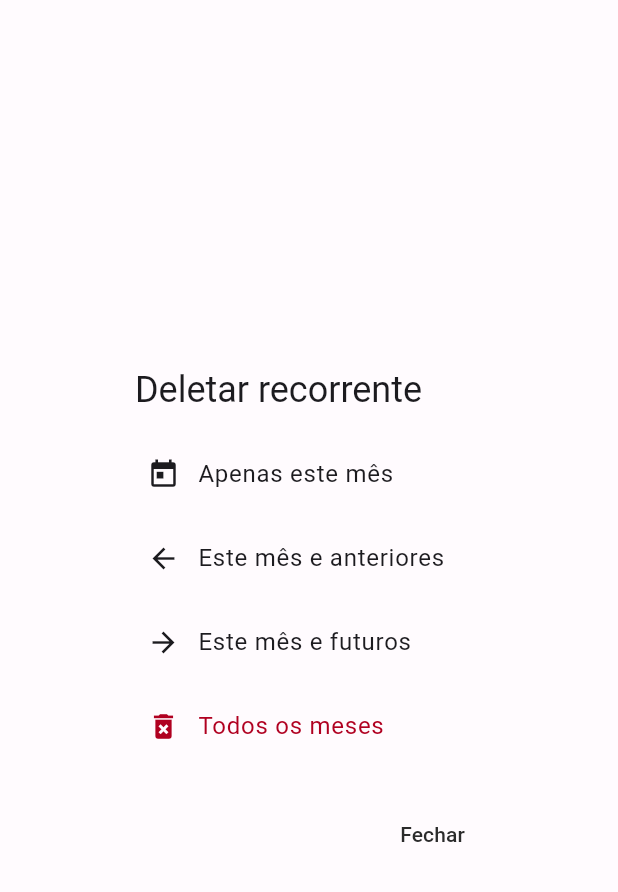
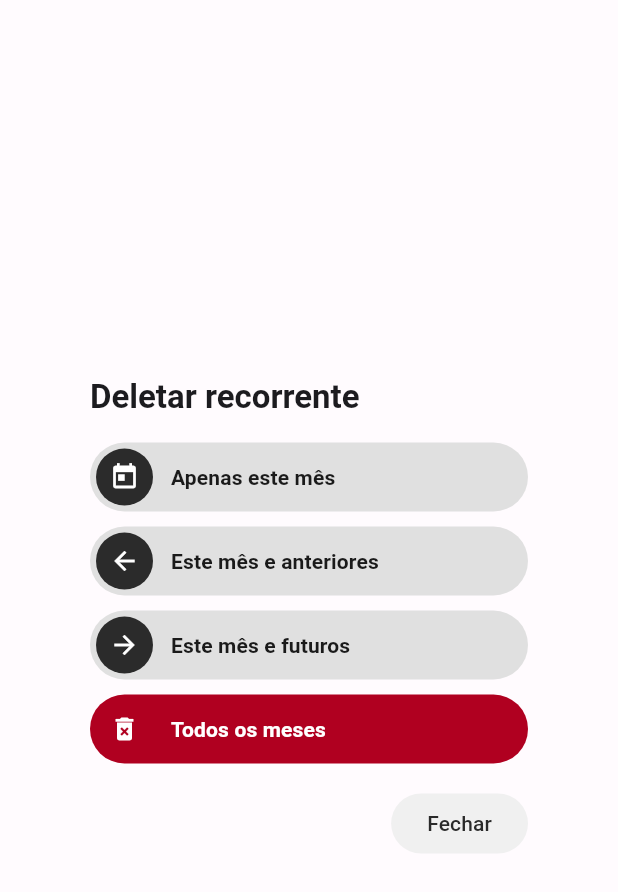
Before and after one commit to pipe-felipe/rich-ludo, a Flutter app: the RecurringDeleteDialog widget shown alone on an empty page, opened directly, on a phone screen of 412 x 824 dp. Shown: the top 892 px of the screen. Run offline on Flutter 3.47's test engine with Material 3 defaults, Android fonts, the phone set to English and light mode, and no system bars; our stand-ins replace file_picker, sqflite; accounts and stored records are empty.

Commit message:
Recurring delete dialog redesigned with pill-shaped buttons for better UX (#5)
### Fixed
- Savings calculation now correctly handles recurring transaction exclusions on a per-month basis

### Changed
- Recurring delete dialog redesigned with pill-shaped buttons for better UX
- README improved with screenshots, badges, and updated dependency list

```diff
--- a/lib/presentation/ui/widgets/recurring_delete_dialog.dart
+++ b/lib/presentation/ui/widgets/recurring_delete_dialog.dart
@@ -16,61 +16,76 @@ class RecurringDeleteDialog extends StatelessWidget {
   Widget build(BuildContext context) {
     final l10n = AppLocalizations.of(context)!;
 
-    return AlertDialog(
-      title: Text(l10n.recurringDeleteTitle),
-      content: Column(
+    return Dialog(
+      insetPadding: const EdgeInsets.symmetric(horizontal: 40),
+      shape: RoundedRectangleBorder(borderRadius: BorderRadius.circular(20)),
+      child: Padding(
+        padding: const EdgeInsets.all(20),
+        child: Column(
           mainAxisSize: MainAxisSize.min,
           crossAxisAlignment: CrossAxisAlignment.stretch,
           children: [
-          _DialogOption(
+            Text(
+              l10n.recurringDeleteTitle,
+              style: Theme.of(
+                context,
+              ).textTheme.titleLarge?.copyWith(fontWeight: FontWeight.bold),
+            ),
+            const SizedBox(height: 16),
+            _DialogPillOption(
               icon: Icons.today,
               label: l10n.recurringDeleteThisMonth,
               onTap: () =>
                   Navigator.of(context).pop(RecurringDeleteMode.thisMonth),
             ),
-          const SizedBox(height: 8),
-          _DialogOption(
+            const SizedBox(height: 10),
+            _DialogPillOption(
               icon: Icons.arrow_back,
               label: l10n.recurringDeleteBackwards,
               onTap: () => Navigator.of(
                 context,
               ).pop(RecurringDeleteMode.thisAndPreviousMonths),
             ),
-          const SizedBox(height: 8),
-          _DialogOption(
+            const SizedBox(height: 10),
+            _DialogPillOption(
               icon: Icons.arrow_forward,
               label: l10n.recurringDeleteForwards,
               onTap: () => Navigator.of(
                 context,
               ).pop(RecurringDeleteMode.thisAndFutureMonths),
             ),
-          const SizedBox(height: 8),
-          _DialogOption(
+            const SizedBox(height: 10),
+            _DialogPillOption(
               icon: Icons.delete_forever,
               label: l10n.recurringDeleteAll,
               onTap: () =>
                   Navigator.of(context).pop(RecurringDeleteMode.allMonths),
               isDestructive: true,
             ),
-        ],
-      ),
-      actions: [
-        TextButton(
+            const SizedBox(height: 16),
+            Row(
+              mainAxisAlignment: MainAxisAlignment.end,
+              children: [
+                FilledButton.tonal(
                   onPressed: () => Navigator.of(context).pop(),
                   child: Text(l10n.formCloseButtonDescription),
                 ),
               ],
+            ),
+          ],
+        ),
+      ),
     );
   }
 }
 
-class _DialogOption extends StatelessWidget {
+class _DialogPillOption extends StatelessWidget {
   final IconData icon;
   final String label;
   final VoidCallback onTap;
   final bool isDestructive;
 
-  const _DialogOption({
+  const _DialogPillOption({
     required this.icon,
     required this.label,
     required this.onTap,
@@ -79,30 +94,52 @@ class _DialogOption extends StatelessWidget {
 
   @override
   Widget build(BuildContext context) {
-    final color = isDestructive
-        ? Theme.of(context).colorScheme.error
-        : Theme.of(context).colorScheme.onSurface;
+    final colorScheme = Theme.of(context).colorScheme;
 
-    return InkWell(
+    final pillColor = isDestructive
+        ? colorScheme.errorContainer
+        : colorScheme.primaryContainer;
+    final iconBgColor = isDestructive ? colorScheme.error : colorScheme.primary;
+    final iconFgColor = isDestructive
+        ? colorScheme.onError
+        : colorScheme.onPrimary;
+    final textColor = isDestructive
+        ? colorScheme.onErrorContainer
+        : colorScheme.onPrimaryContainer;
+
+    return Material(
+      color: pillColor,
+      borderRadius: BorderRadius.circular(40),
+      child: InkWell(
         onTap: onTap,
-      borderRadius: BorderRadius.circular(8),
+        borderRadius: BorderRadius.circular(40),
         child: Padding(
-        padding: const EdgeInsets.symmetric(vertical: 12, horizontal: 8),
+          padding: const EdgeInsets.symmetric(vertical: 4, horizontal: 4),
           child: Row(
             children: [
-            Icon(icon, color: color, size: 22),
+              Container(
+                width: 38,
+                height: 38,
+                decoration: BoxDecoration(
+                  color: iconBgColor,
+                  shape: BoxShape.circle,
+                ),
+                child: Icon(icon, color: iconFgColor, size: 20),
+              ),
               const SizedBox(width: 12),
               Expanded(
                 child: Text(
                   label,
-                style: Theme.of(
-                  context,
-                ).textTheme.bodyLarge?.copyWith(color: color),
+                  style: Theme.of(context).textTheme.titleSmall?.copyWith(
+                    color: textColor,
+                    fontWeight: FontWeight.w600,
+                  ),
                 ),
               ),
             ],
           ),
         ),
+      ),
     );
   }
 }
--- a/pubspec.yaml
+++ b/pubspec.yaml
@@ -2,7 +2,7 @@ name: rich_ludo
 description: "Expenses and income tracker app inspired by the Ludo my little dog maltese."
 # The following line prevents the package from being accidentally published to
 # pub.dev using `flutter pub publish`. This is preferred for private packages.
-publish_to: 'none' # Remove this line if you wish to publish to pub.dev
+publish_to: "none" # Remove this line if you wish to publish to pub.dev
 
 # The following defines the version and build number for your application.
 # A version number is three numbers separated by dots, like 1.2.43
@@ -16,7 +16,7 @@ publish_to: 'none' # Remove this line if you wish to publish to pub.dev
 # https://developer.apple.com/library/archive/documentation/General/Reference/InfoPlistKeyReference/Articles/CoreFoundationKeys.html
 # In Windows, build-name is used as the major, minor, and patch parts
 # of the product and file versions while build-number is used as the build suffix.
-version: 1.3.0+5
+version: 1.3.1+6
 
 environment:
   sdk: ^3.10.8
```
Also changed, not shown: docs/images/add-transaction.png (added), docs/images/app.png (added), docs/images/recurring-delete.png (added), 3 other files. Lines whose indentation alone changed are shown as unchanged.
